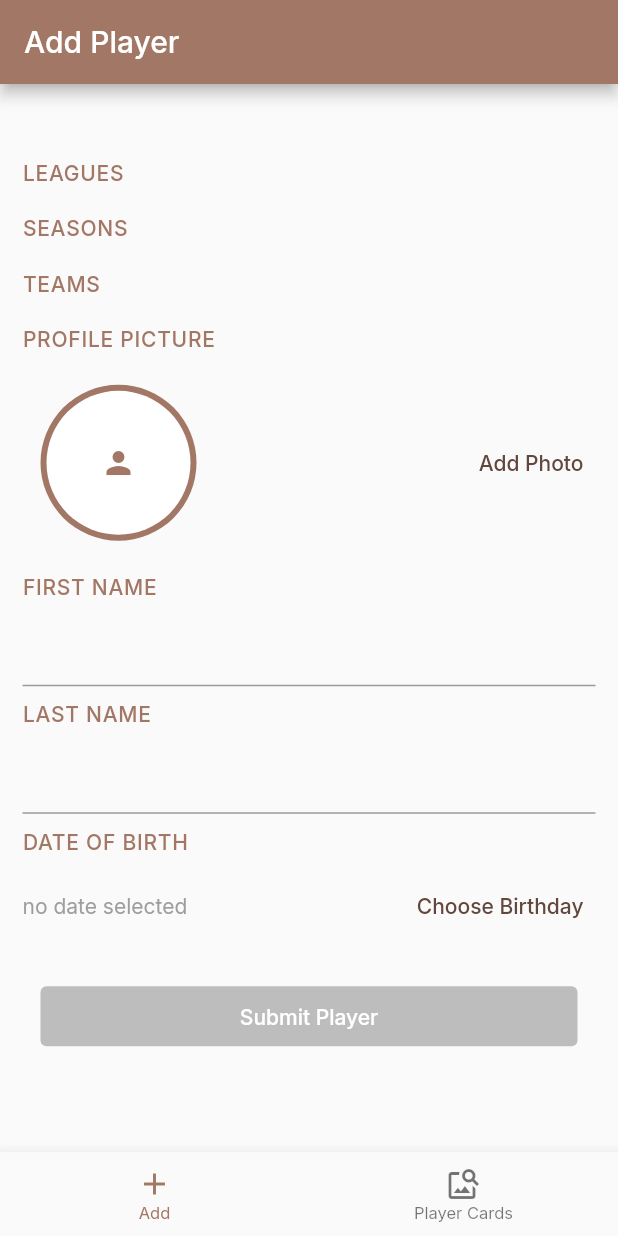
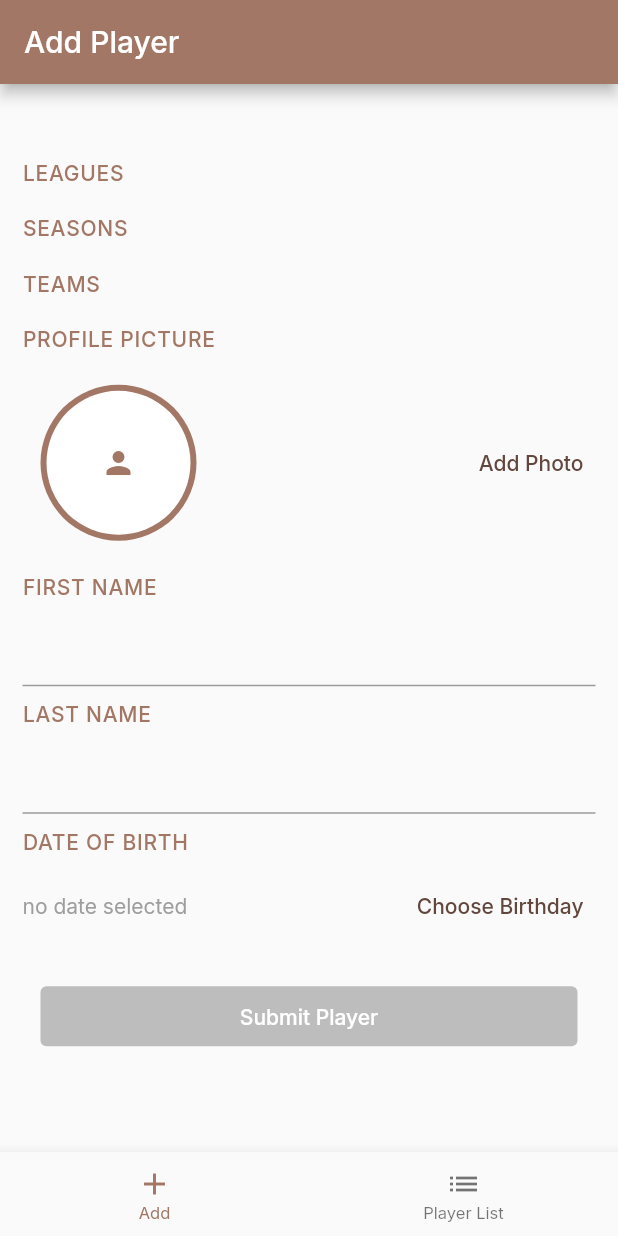
Before and after one commit to mariomrn/amahoro_player_registration, a Flutter app: the screen it shows after launch, on a phone screen of 412 x 824 dp. Run offline on Flutter 3.47's test engine with Material 2 defaults, Android fonts, the phone set to English and light mode, and no system bars; our stand-ins replace cloud_firestore, firebase_core, firebase_storage, google_fonts, image_picker, pdf and 1 more; missing offline and left inert: dart:html; accounts and stored records are empty; statements that could not run were skipped.

Commit message:
added desktop/mobile support and new list view

```diff
--- a/lib/main.dart
+++ b/lib/main.dart
@@ -52,19 +52,28 @@ class MyHomePage extends StatefulWidget {
 
 class _MyHomePageState extends State<MyHomePage> {
 
-  int _selectedIndex = 0;
+  int _selectedIndexMobile = 0;
+  int _selectedIndexDesktop = 0;
 
-  List<String> titles = ['Add Player', 'Player Cards',]; //'Player List'
+  List<String> titlesMobile = ['Add Player', 'Player List',]; //'Player Cards'
+  List<String> titlesDesktop = ['Add Player', 'Player List', 'Player Cards']; //'Player Cards'
 
-  static const List<Widget> _screens = <Widget>[
+  static const List<Widget> _screensMobile = <Widget>[
+    AddPlayerScreen(),
+    ViewPlayerScreen(),
+  ];
+
+  static const List<Widget> _screensDesktop = <Widget>[
     AddPlayerScreen(),
     ViewPlayerCards(),
-    //ViewPlayerScreen(),
+    ViewPlayerScreen(),
   ];
 
   void _onItemTapped(int index) {
     setState(() {
-      _selectedIndex = index;
+      MediaQuery.of(context).size.width>1100 ?
+      _selectedIndexDesktop = index :
+      _selectedIndexMobile = index;
     });
   }
 
@@ -72,15 +81,15 @@ class _MyHomePageState extends State<MyHomePage> {
   Widget build(BuildContext context) {
     return Scaffold(
       appBar: AppBar(
-        title: Text(titles[_selectedIndex], style: kDefaultTextStyle.copyWith(color: Colors.white),),
+        title: Text(MediaQuery.of(context).size.width>1100 ? titlesDesktop[_selectedIndexDesktop] : titlesMobile[_selectedIndexMobile], style: kDefaultTextStyle.copyWith(color: Colors.white),),
       ),
       body: Center(
-        child: _screens.elementAt(_selectedIndex),
+        child: MediaQuery.of(context).size.width>1100 ? _screensDesktop.elementAt(_selectedIndexDesktop) : _screensMobile.elementAt(_selectedIndexMobile),
       ),
       bottomNavigationBar: BottomNavigationBar(
         selectedLabelStyle: kDefaultTextStyle11pt,
         unselectedLabelStyle: kDefaultTextStyle11pt,
-        items: const <BottomNavigationBarItem>[
+        items: MediaQuery.of(context).size.width>1100 ? const <BottomNavigationBarItem>[
           BottomNavigationBarItem(
             icon: Icon(Icons.add),
             label: 'Add',
@@ -89,12 +98,23 @@ class _MyHomePageState extends State<MyHomePage> {
             icon: Icon(Icons.image_search),
             label: 'Player Cards',
           ),
-          // BottomNavigationBarItem(
-          //   icon: Icon(Icons.list),
-          //   label: 'Player List',
-          // ),
+          BottomNavigationBarItem(
+            icon: Icon(Icons.list),
+            label: 'Player List',
+          ),
+        ] : const <BottomNavigationBarItem>[
+          BottomNavigationBarItem(
+            icon: Icon(Icons.add),
+            label: 'Add',
+          ),
+          BottomNavigationBarItem(
+            icon: Icon(Icons.list),
+            label: 'Player List',
+          ),
         ],
-        currentIndex: _selectedIndex,
+        currentIndex: MediaQuery.of(context).size.width>1100 ?
+        _selectedIndexDesktop :
+        _selectedIndexMobile,
         selectedItemColor: kAmahoroColor,
         onTap: _onItemTapped,
       ),
```
Also changed, not shown: lib/screens/view-player-screen.dart (+109 -47 lines).
